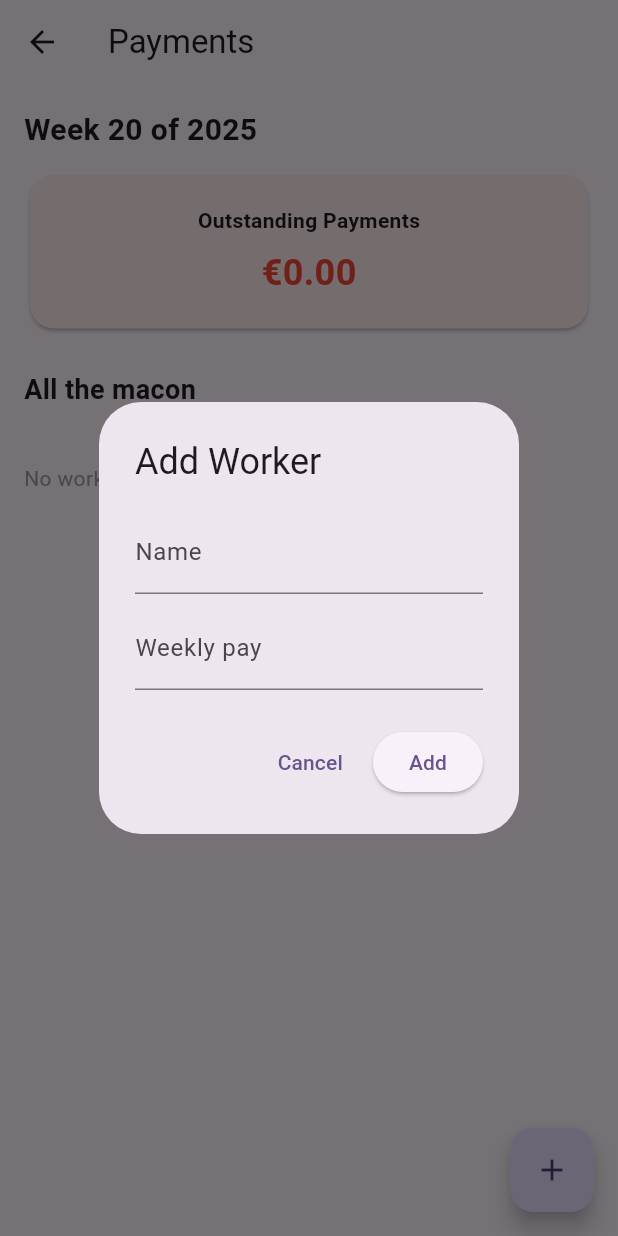
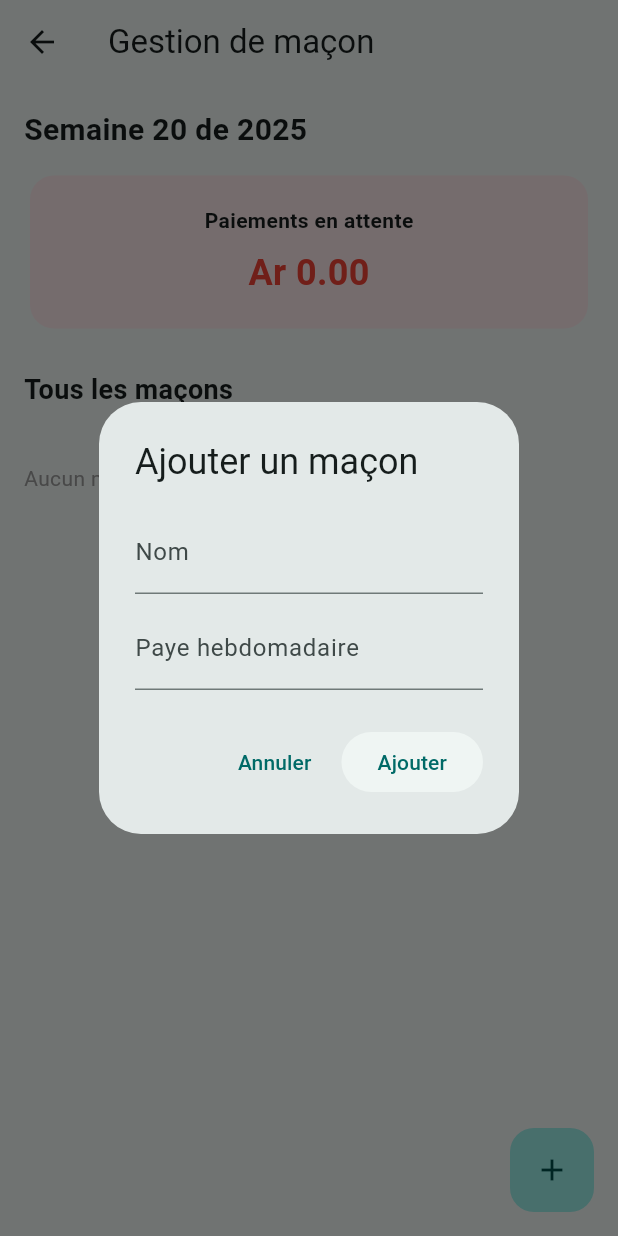
Before and after one commit to KugleBlitz007/vohi_tsoa, a Flutter app: the PaymentsScreen screen opened directly, after a tap on the "add" icon, on a phone screen of 412 x 824 dp. Run offline on Flutter 3.47's test engine with Material 3 defaults, Android fonts, the phone set to English and light mode, and no system bars; our stand-ins replace cloud_firestore, firebase_auth, firebase_core; accounts and stored records are empty.

Commit message:
Translated into french
- Removed shadows bellow buttons

```diff
--- /dev/null
+++ b/devtools_options.yaml
@@ -0,0 +1,3 @@
+description: This file stores settings for Dart & Flutter DevTools.
+documentation: https://docs.flutter.dev/tools/devtools/extensions#configure-extension-enablement-states
+extensions:
--- a/lib/screens/payments_screen.dart
+++ b/lib/screens/payments_screen.dart
@@ -33,7 +33,7 @@ class _PaymentsScreenState extends State<PaymentsScreen> {
     showDialog(
       context: context,
       builder: (context) => AlertDialog(
-        title: const Text('Add Worker'),
+        title: const Text('Ajouter un maçon'),
         content: Form(
           key: _formKey,
           child: Column(
@@ -41,15 +41,15 @@ class _PaymentsScreenState extends State<PaymentsScreen> {
             children: [
               TextFormField(
                 controller: nameController,
-                decoration: const InputDecoration(labelText: 'Name'),
-                validator: (v) => v == null || v.isEmpty ? 'Required' : null,
+                decoration: const InputDecoration(labelText: 'Nom'),
+                validator: (v) => v == null || v.isEmpty ? 'Requis' : null,
               ),
               const SizedBox(height: 8),
               TextFormField(
                 controller: weeklyPayController,
-                decoration: const InputDecoration(labelText: 'Weekly pay'),
+                decoration: const InputDecoration(labelText: 'Paye hebdomadaire'),
                 keyboardType: TextInputType.number,
-                validator: (v) => v == null || v.isEmpty ? 'Required' : null,
+                validator: (v) => v == null || v.isEmpty ? 'Requis' : null,
               ),
             ],
           ),
@@ -57,9 +57,10 @@ class _PaymentsScreenState extends State<PaymentsScreen> {
         actions: [
           TextButton(
             onPressed: () => Navigator.pop(context),
-            child: const Text('Cancel'),
+            child: const Text('Annuler'),
           ),
           ElevatedButton(
+            style: ElevatedButton.styleFrom(elevation: 0),
             onPressed: () async {
               if (_formKey.currentState!.validate()) {
                 final worker = Worker(
@@ -74,7 +75,7 @@ class _PaymentsScreenState extends State<PaymentsScreen> {
                 if (mounted) Navigator.pop(context);
               }
             },
-            child: const Text('Add'),
+            child: const Text('Ajouter'),
           ),
         ],
       ),
@@ -98,12 +99,12 @@ class _PaymentsScreenState extends State<PaymentsScreen> {
     final weekNumber = getCurrentWeekNumber();
     final year = simulatedNow.year;
     return Scaffold(
-      appBar: AppBar(title: const Text('Payments')),
+      appBar: AppBar(title: const Text('Gestion de maçon'), elevation: 0),
       body: StreamBuilder<List<Worker>>(
         stream: _workerService.getWorkersForCurrentWeek(),
         builder: (context, snapshot) {
           if (snapshot.hasError) {
-            return Center(child: Text('Error: \\${snapshot.error}'));
+            return Center(child: Text('Erreur: \\${snapshot.error}'));
           }
           if (snapshot.connectionState == ConnectionState.waiting) {
             return const Center(child: CircularProgressIndicator());
@@ -132,33 +133,35 @@ class _PaymentsScreenState extends State<PaymentsScreen> {
           return ListView(
             padding: const EdgeInsets.all(16),
             children: [
-              Text('Week $weekNumber of $year', style: const TextStyle(fontSize: 20, fontWeight: FontWeight.bold)),
+              Text('Semaine $weekNumber de $year', style: const TextStyle(fontSize: 20, fontWeight: FontWeight.bold)),
               const SizedBox(height: 12),
               Card(
                 color: Colors.red[50],
                 shape: RoundedRectangleBorder(borderRadius: BorderRadius.circular(16)),
+                elevation: 0,
                 child: Padding(
                   padding: const EdgeInsets.all(20),
                   child: Column(
                     children: [
-                      const Text('Outstanding Payments', style: TextStyle(fontWeight: FontWeight.bold)),
+                      const Text('Paiements en attente', style: TextStyle(fontWeight: FontWeight.bold)),
                       const SizedBox(height: 8),
-                      Text('€${totalToPay.toStringAsFixed(2)}', style: const TextStyle(fontSize: 24, color: Colors.red, fontWeight: FontWeight.bold)),
+                      Text('Ar ${totalToPay.toStringAsFixed(2)}', style: const TextStyle(fontSize: 24, color: Colors.red, fontWeight: FontWeight.bold)),
                     ],
                   ),
                 ),
               ),
               const SizedBox(height: 24),
-              const Text('All the macon', style: TextStyle(fontSize: 18, fontWeight: FontWeight.bold)),
+              const Text('Tous les maçons', style: TextStyle(fontSize: 18, fontWeight: FontWeight.bold)),
               const SizedBox(height: 12),
               ...workers.map((w) => Card(
                 shape: RoundedRectangleBorder(borderRadius: BorderRadius.circular(14)),
+                elevation: 0,
                 child: ListTile(
                   title: Text(w.name, style: const TextStyle(fontWeight: FontWeight.bold)),
                   subtitle: w.advanceAmount > 0
-                      ? Text('Advance: €${w.advanceAmount.toStringAsFixed(2)}' + (w.advanceNextWeek ? ' (next week)' : ''))
+                      ? Text('Avance: Ar ${w.advanceAmount.toStringAsFixed(2)}' + (w.advanceNextWeek ? ' (semaine prochaine)' : ''))
                       : null,
-                  trailing: Text('€${_calculateAmountToPay(w, weekNumber).toStringAsFixed(2)}', style: const TextStyle(fontWeight: FontWeight.bold, color: Colors.red)),
+                  trailing: Text('Ar ${_calculateAmountToPay(w, weekNumber).toStringAsFixed(2)}', style: const TextStyle(fontWeight: FontWeight.bold, color: Colors.red)),
                   onTap: () {
                     showDialog(
                       context: context,
@@ -170,13 +173,14 @@ class _PaymentsScreenState extends State<PaymentsScreen> {
               if (workers.isEmpty)
                 const Padding(
                   padding: EdgeInsets.symmetric(vertical: 24),
-                  child: Text('No workers to pay this week.', style: TextStyle(color: Colors.grey)),
+                  child: Text('Aucun maçon à payer cette semaine.', style: TextStyle(color: Colors.grey)),
                 ),
             ],
           );
         },
       ),
       floatingActionButton: FloatingActionButton(
+        elevation: 0,
         onPressed: _showAddWorkerDialog,
         child: const Icon(Icons.add),
       ),
@@ -217,7 +221,7 @@ class _EditWorkerDialogState extends State<_EditWorkerDialog> {
   @override
   Widget build(BuildContext context) {
     return AlertDialog(
-      title: const Text('Edit Worker'),
+      title: const Text('Modifier le maçon'),
       content: Form(
         key: _formKey,
         child: SingleChildScrollView(
@@ -226,15 +230,15 @@ class _EditWorkerDialogState extends State<_EditWorkerDialog> {
             children: [
               TextFormField(
                 controller: nameController,
-                decoration: const InputDecoration(labelText: 'Name'),
-                validator: (v) => v == null || v.isEmpty ? 'Required' : null,
+                decoration: const InputDecoration(labelText: 'Nom'),
+                validator: (v) => v == null || v.isEmpty ? 'Requis' : null,
               ),
               const SizedBox(height: 8),
               TextFormField(
                 controller: weeklyPayController,
-                decoration: const InputDecoration(labelText: 'Weekly pay'),
+                decoration: const InputDecoration(labelText: 'Paye hebdomadaire'),
                 keyboardType: TextInputType.number,
-                validator: (v) => v == null || v.isEmpty ? 'Required' : null,
+                validator: (v) => v == null || v.isEmpty ? 'Requis' : null,
               ),
               const SizedBox(height: 8),
               Row(
@@ -242,7 +246,7 @@ class _EditWorkerDialogState extends State<_EditWorkerDialog> {
                   Expanded(
                     child: TextFormField(
                       controller: advanceController,
-                      decoration: const InputDecoration(labelText: 'Advance'),
+                      decoration: const InputDecoration(labelText: 'Avance'),
                       keyboardType: TextInputType.number,
                     ),
                   ),
@@ -252,7 +256,7 @@ class _EditWorkerDialogState extends State<_EditWorkerDialog> {
                       setState(() => advanceNextWeek = val ?? false);
                     },
                   ),
-                  const Text('Report to next week'),
+                  const Text('Reporter à la prochaine'),
                 ],
               ),
               const SizedBox(height: 8),
@@ -260,10 +264,10 @@ class _EditWorkerDialogState extends State<_EditWorkerDialog> {
                 Column(
                   crossAxisAlignment: CrossAxisAlignment.start,
                   children: [
-                    const Text('Unpaid Weeks:', style: TextStyle(fontWeight: FontWeight.bold)),
+                    const Text('Semaines non payées:', style: TextStyle(fontWeight: FontWeight.bold)),
                     ...unpaidWeeks.entries.map((e) => Row(
                       children: [
-                        Expanded(child: Text('Week ${e.key}: €${e.value.toStringAsFixed(2)}')),
+                        Expanded(child: Text('Semaine ${e.key}: Ar ${e.value.toStringAsFixed(2)}')),
                         Checkbox(
                           value: paidWeeks[e.key] ?? false,
                           onChanged: (val) {
@@ -272,7 +276,7 @@ class _EditWorkerDialogState extends State<_EditWorkerDialog> {
                             });
                           },
                         ),
-                        const Text('Paid'),
+                        const Text('Payé'),
                       ],
                     )),
                   ],
@@ -284,9 +288,10 @@ class _EditWorkerDialogState extends State<_EditWorkerDialog> {
       actions: [
         TextButton(
           onPressed: () => Navigator.pop(context),
-          child: const Text('Cancel'),
+          child: const Text('Annuler'),
         ),
         ElevatedButton(
+          style: ElevatedButton.styleFrom(elevation: 0),
           onPressed: () async {
             if (_formKey.currentState!.validate()) {
               // Remove paid weeks
@@ -304,7 +309,7 @@ class _EditWorkerDialogState extends State<_EditWorkerDialog> {
               if (mounted) Navigator.pop(context);
             }
           },
-          child: const Text('Save'),
+          child: const Text('Enregistrer'),
         ),
       ],
     );
--- a/lib/screens/register_screen.dart
+++ b/lib/screens/register_screen.dart
@@ -78,7 +78,7 @@ class _RegisterScreenState extends State<RegisterScreen> {
   Widget build(BuildContext context) {
     return Scaffold(
       appBar: AppBar(
-        title: const Text('Register'),
+        title: const Text("S'inscrire"),
       ),
       body: Padding(
         padding: const EdgeInsets.all(16.0),
@@ -108,7 +108,7 @@ class _RegisterScreenState extends State<RegisterScreen> {
               TextFormField(
                 controller: _passwordController,
                 decoration: const InputDecoration(
-                  labelText: 'Password',
+                  labelText: 'Mot de passe',
                   border: OutlineInputBorder(),
                 ),
                 obscureText: true,
@@ -126,7 +126,7 @@ class _RegisterScreenState extends State<RegisterScreen> {
               TextFormField(
                 controller: _confirmPasswordController,
                 decoration: const InputDecoration(
-                  labelText: 'Confirm Password',
+                  labelText: 'Confirmer le mot de passe',
                   border: OutlineInputBorder(),
                 ),
                 obscureText: true,
--- a/lib/screens/test_items_screen.dart
+++ b/lib/screens/test_items_screen.dart
@@ -90,6 +90,7 @@ class _TestItemsScreenState extends State<TestItemsScreen> {
             child: const Text('Cancel'),
           ),
           ElevatedButton(
+            style: ElevatedButton.styleFrom(elevation: 0),
             onPressed: () async {
               if (_formKey.currentState!.validate()) {
                 try {
@@ -128,6 +129,7 @@ class _TestItemsScreenState extends State<TestItemsScreen> {
     return Scaffold(
       appBar: AppBar(
         title: const Text('Test Items'),
+        elevation: 0,
         actions: [
           if (_isAdmin)
             IconButton(
@@ -168,6 +170,7 @@ class _TestItemsScreenState extends State<TestItemsScreen> {
                   horizontal: 16,
                   vertical: 8,
                 ),
+                elevation: 0,
                 child: ListTile(
                   title: Text(item.title),
                   subtitle: Text(item.description),
```
Also changed, not shown: lib/main.dart (+10 -8 lines), lib/screens/login_screen.dart (+4 -3 lines), lib/screens/reservation_screen.dart (+48 -44 lines).
